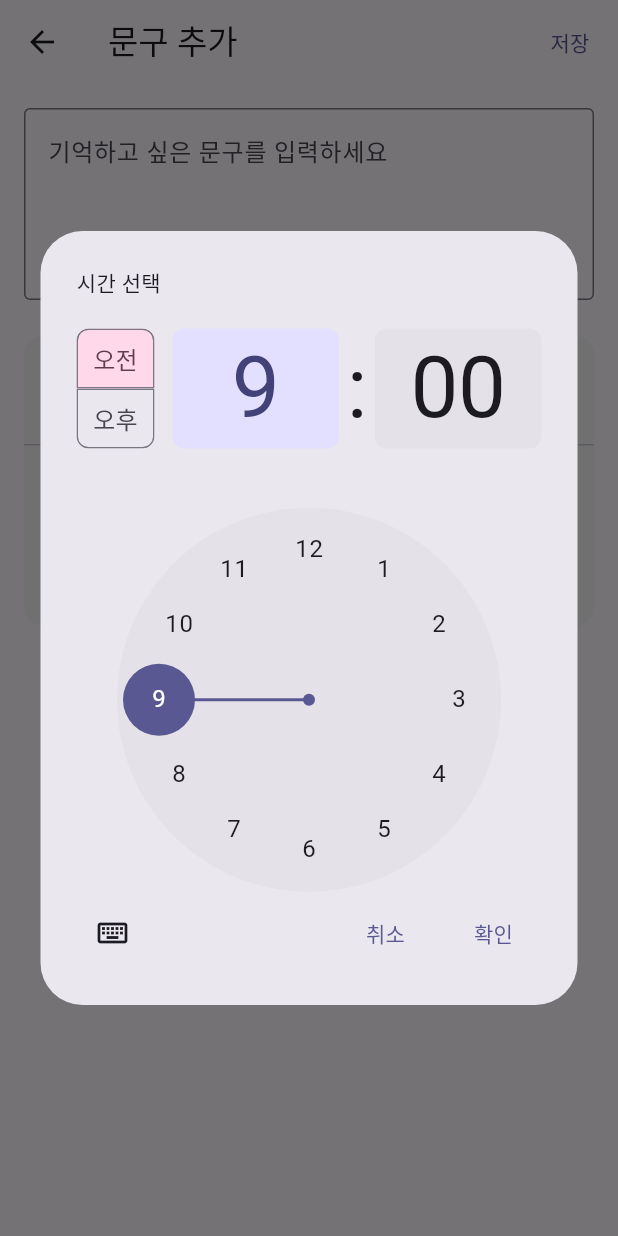
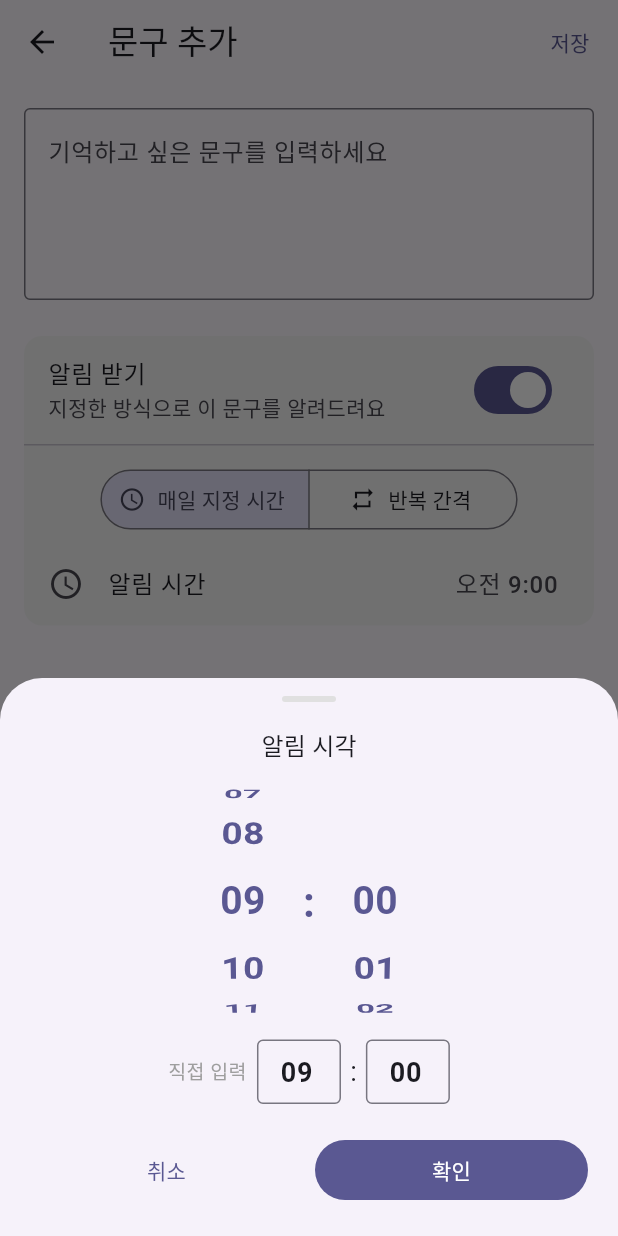
Before and after one commit to hongsytop-tech/Mobile-Application-Maker, a Flutter app: the QuoteEditScreen screen opened directly, after a tap on "알림 받기", after a tap on "알림 시간", on a phone screen of 412 x 824 dp. Run offline on Flutter 3.47's test engine with Material 3 defaults, Android fonts, the phone set to English and light mode, and no system bars; our stand-ins replace cached_network_image, dio, fl_chart, flutter_dotenv, flutter_local_notifications, flutter_riverpod and 7 more; missing offline and left inert: dart:html; accounts and stored records are empty; network calls fail; Roboto replaces fonts that are missing (Pretendard).

Commit message:
feat(ui): 알림 시각 선택을 스크롤 휠 + 직접 입력 방식으로
- wheel_time_picker.dart: ListWheelScrollView 시/분 휠 + 숫자 직접 입력 TextField
- 할일/목표, 문구 개별, 문구 순차 알림의 showTimePicker 를 모두 교체

Co-Authored-By: Claude Opus 4.8 (1M context) <noreply@anthropic.com>
Claude-Session: https://claude.ai/code/session_01J9JidPyfWbQsXGrUqBUrL3

```diff
--- a/lib/features/quotes/screens/quote_edit_screen.dart
+++ b/lib/features/quotes/screens/quote_edit_screen.dart
@@ -1,6 +1,7 @@
 import 'package:flutter/material.dart';
 import 'package:flutter_riverpod/flutter_riverpod.dart';
 
+import '../../todo/widgets/wheel_time_picker.dart';
 import '../models/quote.dart';
 import '../providers/quote_providers.dart';
 import '../services/notification_service.dart';
@@ -44,11 +45,15 @@ class _QuoteEditScreenState extends ConsumerState<QuoteEditScreen> {
   }
 
   Future<void> _pickTime() async {
-    final picked = await showTimePicker(
-      context: context,
-      initialTime: _time ?? const TimeOfDay(hour: 9, minute: 0),
+    final cur = _time ?? const TimeOfDay(hour: 9, minute: 0);
+    final picked = await pickWheelTime(
+      context,
+      initialHour: cur.hour,
+      initialMinute: cur.minute,
     );
-    if (picked != null) setState(() => _time = picked);
+    if (picked != null) {
+      setState(() => _time = TimeOfDay(hour: picked.hour, minute: picked.minute));
+    }
   }
 
   Future<void> _save() async {
--- a/lib/features/quotes/screens/quote_rotation_settings_screen.dart
+++ b/lib/features/quotes/screens/quote_rotation_settings_screen.dart
@@ -5,6 +5,7 @@ import 'package:flutter_riverpod/flutter_riverpod.dart';
 import 'package:intl/intl.dart';
 
 import '../../auth/services/sync_manager.dart';
+import '../../todo/widgets/wheel_time_picker.dart';
 import '../providers/quote_providers.dart';
 import '../services/notification_service.dart';
 import '../services/quote_rotation_service.dart';
@@ -115,9 +116,10 @@ class _QuoteRotationSettingsScreenState
   }
 
   Future<void> _pickTime() async {
-    final picked = await showTimePicker(
-      context: context,
-      initialTime: TimeOfDay(hour: _draft.hour, minute: _draft.minute),
+    final picked = await pickWheelTime(
+      context,
+      initialHour: _draft.hour,
+      initialMinute: _draft.minute,
     );
     if (picked != null) {
       _patch(_draft.copyWith(hour: picked.hour, minute: picked.minute));
--- a/lib/features/todo/screens/todo_item_edit_screen.dart
+++ b/lib/features/todo/screens/todo_item_edit_screen.dart
@@ -5,6 +5,7 @@ import 'package:intl/intl.dart';
 import '../../quotes/services/notification_service.dart';
 import '../models/todo_item.dart';
 import '../providers/todo_providers.dart';
+import '../widgets/wheel_time_picker.dart';
 
 class TodoItemEditScreen extends ConsumerStatefulWidget {
   final String categoryId;
@@ -83,9 +84,10 @@ class _TodoItemEditScreenState extends ConsumerState<TodoItemEditScreen> {
   }
 
   Future<void> _pickNotifyTime() async {
-    final picked = await showTimePicker(
-      context: context,
-      initialTime: TimeOfDay(hour: _notifyHour, minute: _notifyMinute),
+    final picked = await pickWheelTime(
+      context,
+      initialHour: _notifyHour,
+      initialMinute: _notifyMinute,
     );
     if (picked != null) {
       setState(() {
--- /dev/null
+++ b/lib/features/todo/widgets/wheel_time_picker.dart
@@ -0,0 +1,238 @@
+import 'package:flutter/material.dart';
+import 'package:flutter/services.dart';
+
+/// 위아래 스크롤 휠로 시/분을 선택하고, 직접 숫자 입력도 가능한 시간 선택기.
+/// 반환: (hour, minute) 또는 취소 시 null.
+Future<({int hour, int minute})?> pickWheelTime(
+  BuildContext context, {
+  required int initialHour,
+  required int initialMinute,
+}) {
+  return showModalBottomSheet<({int hour, int minute})>(
+    context: context,
+    isScrollControlled: true,
+    builder: (_) => _WheelTimePicker(
+      initialHour: initialHour,
+      initialMinute: initialMinute,
+    ),
+  );
+}
+
+class _WheelTimePicker extends StatefulWidget {
+  final int initialHour;
+  final int initialMinute;
+  const _WheelTimePicker({
+    required this.initialHour,
+    required this.initialMinute,
+  });
+
+  @override
+  State<_WheelTimePicker> createState() => _WheelTimePickerState();
+}
+
+class _WheelTimePickerState extends State<_WheelTimePicker> {
+  late int _hour = widget.initialHour.clamp(0, 23);
+  late int _minute = widget.initialMinute.clamp(0, 59);
+
+  late final FixedExtentScrollController _hourCtrl =
+      FixedExtentScrollController(initialItem: _hour);
+  late final FixedExtentScrollController _minuteCtrl =
+      FixedExtentScrollController(initialItem: _minute);
+
+  late final TextEditingController _hourText =
+      TextEditingController(text: _two(_hour));
+  late final TextEditingController _minuteText =
+      TextEditingController(text: _two(_minute));
+
+  static String _two(int v) => v.toString().padLeft(2, '0');
+
+  @override
+  void dispose() {
+    _hourCtrl.dispose();
+    _minuteCtrl.dispose();
+    _hourText.dispose();
+    _minuteText.dispose();
+    super.dispose();
+  }
+
+  void _setHour(int h, {bool moveWheel = true, bool setText = true}) {
+    final v = h.clamp(0, 23);
+    setState(() => _hour = v);
+    if (moveWheel && _hourCtrl.hasClients && _hourCtrl.selectedItem != v) {
+      _hourCtrl.jumpToItem(v);
+    }
+    if (setText && _hourText.text != _two(v)) {
+      _hourText.text = _two(v);
+    }
+  }
+
+  void _setMinute(int m, {bool moveWheel = true, bool setText = true}) {
+    final v = m.clamp(0, 59);
+    setState(() => _minute = v);
+    if (moveWheel && _minuteCtrl.hasClients && _minuteCtrl.selectedItem != v) {
+      _minuteCtrl.jumpToItem(v);
+    }
+    if (setText && _minuteText.text != _two(v)) {
+      _minuteText.text = _two(v);
+    }
+  }
+
+  @override
+  Widget build(BuildContext context) {
+    final primary = Theme.of(context).colorScheme.primary;
+    return SafeArea(
+      child: Padding(
+        padding: const EdgeInsets.fromLTRB(20, 12, 20, 20),
+        child: Column(
+          mainAxisSize: MainAxisSize.min,
+          children: [
+            Container(
+              width: 36,
+              height: 4,
+              margin: const EdgeInsets.only(bottom: 16),
+              decoration: BoxDecoration(
+                color: Colors.grey.shade300,
+                borderRadius: BorderRadius.circular(2),
+              ),
+            ),
+            Text('알림 시각',
+                style: Theme.of(context).textTheme.titleMedium),
+            const SizedBox(height: 12),
+            // 휠
+            SizedBox(
+              height: 160,
+              child: Row(
+                mainAxisAlignment: MainAxisAlignment.center,
+                children: [
+                  _wheel(
+                    controller: _hourCtrl,
+                    count: 24,
+                    onChanged: (v) => _setHour(v, moveWheel: false),
+                  ),
+                  Padding(
+                    padding: const EdgeInsets.symmetric(horizontal: 8),
+                    child: Text(':',
+                        style: TextStyle(
+                            fontSize: 28,
+                            fontWeight: FontWeight.bold,
+                            color: primary)),
+                  ),
+                  _wheel(
+                    controller: _minuteCtrl,
+                    count: 60,
+                    onChanged: (v) => _setMinute(v, moveWheel: false),
+                  ),
+                ],
+              ),
+            ),
+            const SizedBox(height: 12),
+            // 직접 입력
+            Row(
+              mainAxisAlignment: MainAxisAlignment.center,
+              crossAxisAlignment: CrossAxisAlignment.center,
+              children: [
+                const Text('직접 입력  ',
+                    style: TextStyle(fontSize: 13, color: Colors.grey)),
+                _numField(
+                  controller: _hourText,
+                  max: 23,
+                  onChanged: (v) => _setHour(v, setText: false),
+                ),
+                const Padding(
+                  padding: EdgeInsets.symmetric(horizontal: 6),
+                  child: Text(':', style: TextStyle(fontSize: 18)),
+                ),
+                _numField(
+                  controller: _minuteText,
+                  max: 59,
+                  onChanged: (v) => _setMinute(v, setText: false),
+                ),
+              ],
+            ),
+            const SizedBox(height: 20),
+            Row(
+              children: [
+                Expanded(
+                  child: TextButton(
+                    onPressed: () => Navigator.pop(context),
+                    child: const Text('취소'),
+                  ),
+                ),
+                const SizedBox(width: 8),
+                Expanded(
+                  child: FilledButton(
+                    onPressed: () => Navigator.pop(
+                        context, (hour: _hour, minute: _minute)),
+                    child: const Text('확인'),
+                  ),
+                ),
+              ],
+            ),
+          ],
+        ),
+      ),
+    );
+  }
+
+  Widget _wheel({
+    required FixedExtentScrollController controller,
+    required int count,
+    required ValueChanged<int> onChanged,
+  }) {
+    final primary = Theme.of(context).colorScheme.primary;
+    return SizedBox(
+      width: 64,
+      child: ListWheelScrollView.useDelegate(
+        controller: controller,
+        itemExtent: 44,
+        perspective: 0.005,
+        diameterRatio: 1.4,
+        physics: const FixedExtentScrollPhysics(),
+        onSelectedItemChanged: onChanged,
+        childDelegate: ListWheelChildBuilderDelegate(
+          childCount: count,
+          builder: (context, i) => Center(
+            child: Text(
+              _two(i),
+              style: TextStyle(
+                fontSize: 26,
+                fontWeight: FontWeight.w600,
+                color: primary,
+              ),
+            ),
+          ),
+        ),
+      ),
+    );
+  }
+
+  Widget _numField({
+    required TextEditingController controller,
+    required int max,
+    required ValueChanged<int> onChanged,
+  }) {
+    return SizedBox(
+      width: 56,
+      child: TextField(
+        controller: controller,
+        keyboardType: TextInputType.number,
+        textAlign: TextAlign.center,
+        maxLength: 2,
+        inputFormatters: [FilteringTextInputFormatter.digitsOnly],
+        decoration: const InputDecoration(
+          counterText: '',
+          isDense: true,
+          border: OutlineInputBorder(),
+          contentPadding: EdgeInsets.symmetric(vertical: 8),
+        ),
+        style: const TextStyle(fontSize: 18, fontWeight: FontWeight.bold),
+        onChanged: (s) {
+          final v = int.tryParse(s);
+          if (v == null) return;
+          if (v > max) return;
+          onChanged(v);
+        },
+      ),
+    );
+  }
+}
```
